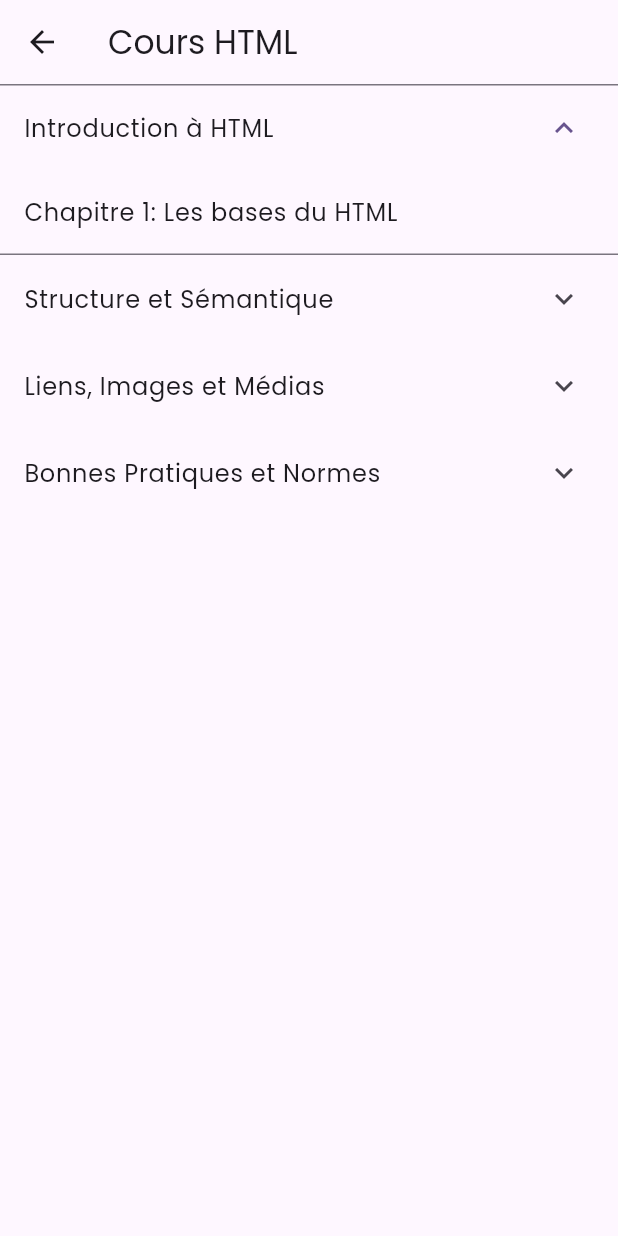
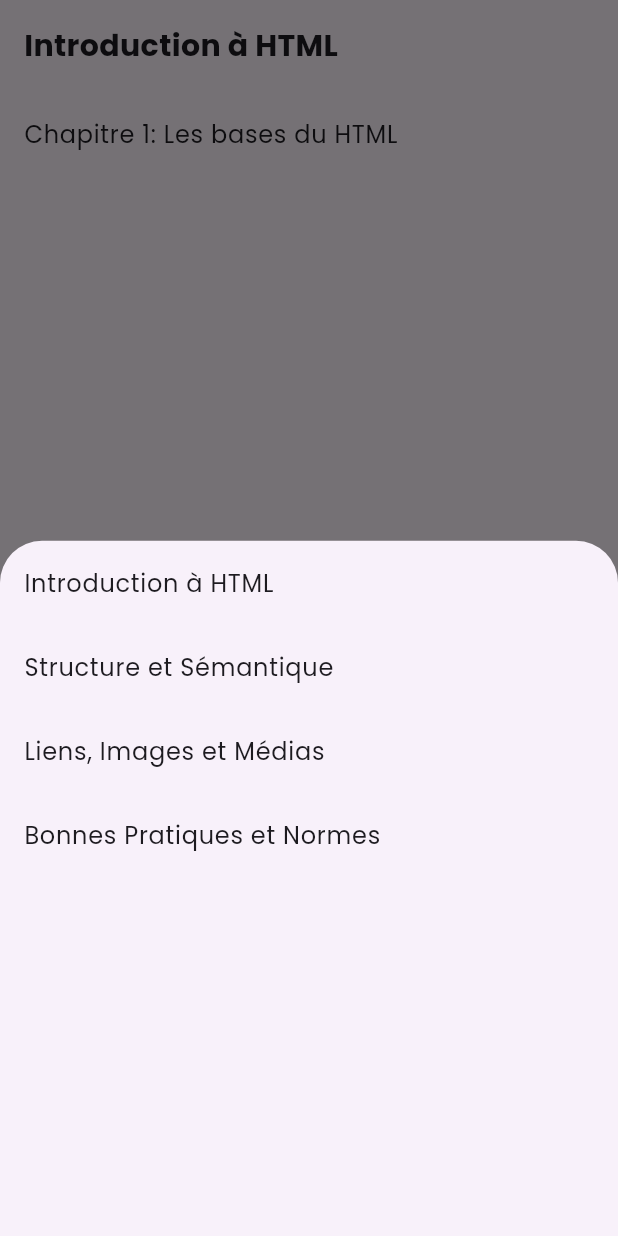
Before and after one commit to Godisouleymane/Nerd-app, a Flutter app: the HtmlCourseScreen screen opened directly, after a tap on "Introduction à HTML", on a phone screen of 412 x 824 dp. Run offline on Flutter 3.47's test engine with Material 3 defaults, Android fonts, the phone set to English and light mode, and no system bars; our stand-ins replace cloud_firestore, firebase_auth, firebase_core, flutter_svg, google_fonts, google_sign_in and 1 more; missing offline and left inert: dev_icons; accounts and stored records are empty.

Commit message:
recuperer et afficher le cours html dpuis firestore

```diff
--- a/lib/views/parcours/html/html.dart
+++ b/lib/views/parcours/html/html.dart
@@ -20,7 +20,7 @@ class _HTMLViewState extends State<HTMLView> {
   int _currentIndex = 0;
 
   final List<Widget> _screens = [
-   HtmlCourseScreen(),
+    HtmlCourseScreen(),
     const Communaute(),
     const Cours(),
 
--- a/lib/views/parcours/html/screenHTML.dart
+++ b/lib/views/parcours/html/screenHTML.dart
@@ -1,50 +1,88 @@
+import 'package:flutter/material.dart';
 import 'package:code_crafters/services/get_courses.dart';
-import 'package:flutter/material.dart';
+import 'package:provider/provider.dart';
 
-class HtmlCourseScreen extends StatefulWidget {
-  @override
-  _HtmlCourseScreenState createState() => _HtmlCourseScreenState();
-}
-
-class _HtmlCourseScreenState extends State<HtmlCourseScreen> {
-  Course? htmlCourse;
-
-  @override
-  void initState() {
-    super.initState();
-    // Appeler la fonction pour récupérer les données du cours HTML depuis Firestore
-    getHtmlCourseFromFirestore().then((course) {
-      setState(() {
-        htmlCourse = course;
-      });
-    });
-  }
+class HtmlCourseScreen extends StatelessWidget {
+  const HtmlCourseScreen({Key? key}) : super(key: key);
 
   @override
   Widget build(BuildContext context) {
+    return FutureBuilder<Course?>(
+      future: getHtmlCourseFromFirestore(),
+      builder: (context, snapshot) {
+        if (snapshot.connectionState == ConnectionState.waiting) {
+          return Scaffold(
+            body: Center(
+              child: CircularProgressIndicator(),
+            ),
+          );
+        } else if (snapshot.hasError) {
+          return Scaffold(
+            body: Center(
+              child: Text('Une erreur s\'est produite: ${snapshot.error}'),
+            ),
+          );
+        } else {
+          return CourseInterface(course: snapshot.data!);
+        }
+      },
+    );
+  }
+}
+
+class CourseInterface extends StatelessWidget {
+  final Course course;
+
+  const CourseInterface({Key? key, required this.course}) : super(key: key);
+
+  @override
+  Widget build(BuildContext context) {
+    final firstModule = course.modules.first;
     return Scaffold(
-      appBar: AppBar(
-        title: Text('Cours HTML'),
-      ),
-      body: htmlCourse == null
-          ? Center(child: CircularProgressIndicator())
-          : ListView.builder(
-              itemCount: htmlCourse!.modules.length,
+      body: Column(
+        crossAxisAlignment: CrossAxisAlignment.start,
+        children: [
+          GestureDetector(
+            onTap: () {
+              showModalBottomSheet(
+                context: context,
+                builder: (context) {
+                  return ListView.builder(
+                    itemCount: course.modules.length,
+                    itemBuilder: (context, index) {
+                      final module = course.modules[index];
+                      return ListTile(
+                        title: Text(module.title),
+                        onTap: () {
+                          Navigator.pop(context);
+                        },
+                      );
+                    },
+                  );
+                },
+              );
+            },
+            child: Container(
+              padding: EdgeInsets.all(16.0),
+              child: Text(
+                firstModule.title,
+                style: TextStyle(fontSize: 20, fontWeight: FontWeight.bold),
+              ),
+            ),
+          ),
+          Expanded(
+            child: ListView.builder(
+              itemCount: firstModule.chapters.length,
               itemBuilder: (context, index) {
-                Module module = htmlCourse!.modules[index];
-                return ExpansionTile(
-                  title: Text(module.title),
-                  children: module.chapters.map((chapter) {
-                    return ListTile(
-                      title: Text(chapter.title),
-                      onTap: () {
-                        // Ajouter la logique pour afficher les leçons du chapitre
-                      },
-                    );
-                  }).toList(),
+                final chapter = firstModule.chapters[index];
+                return ListTile(
+                  title: Text(chapter.title),
                 );
               },
             ),
+          ),
+        ],
+      ),
     );
   }
 }
```
